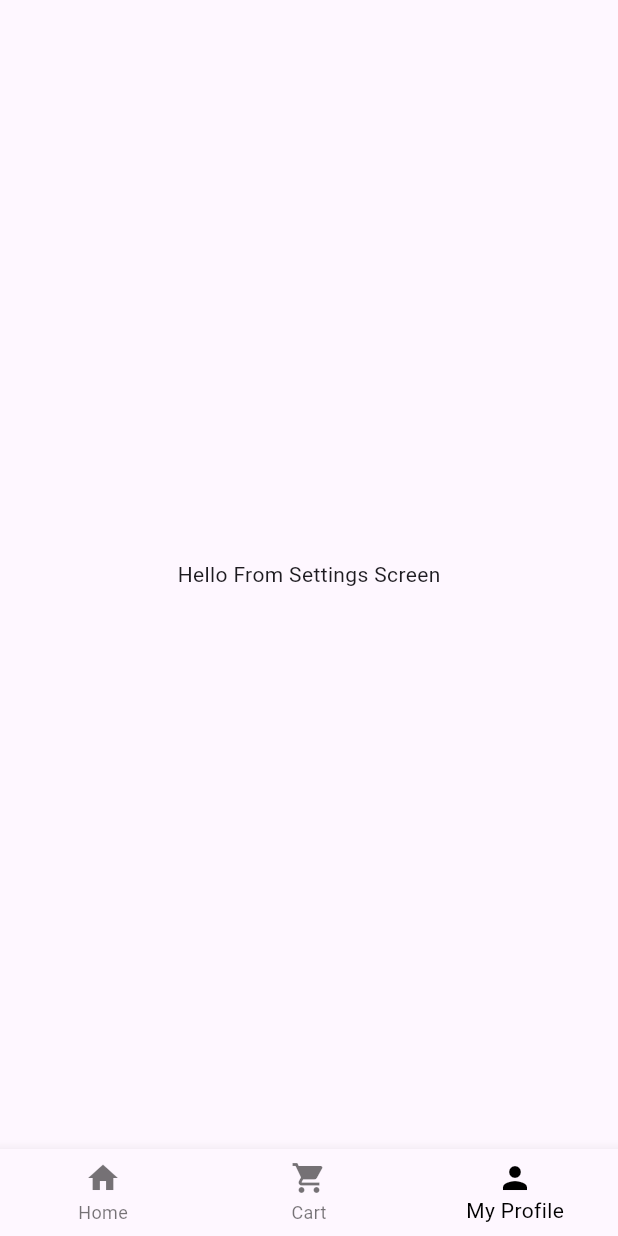
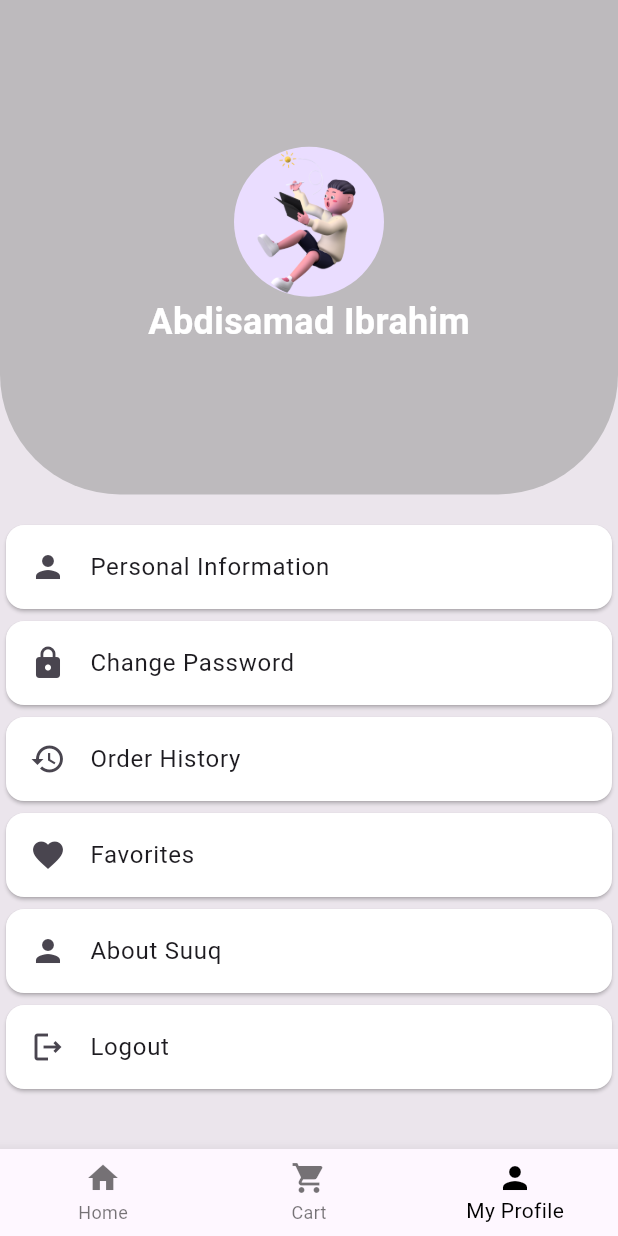
Before and after one commit to Semedii/Suuq, a Flutter app: the screen it shows once a user with an empty profile is signed in, item 3 of the bottom bar chosen, on a phone screen of 412 x 824 dp. Run offline on Flutter 3.47's test engine with Material 3 defaults, Android fonts, the phone set to English and light mode, and no system bars; our stand-ins replace auto_route, dots_indicator, firebase_auth, firebase_core, flutter_riverpod, fluttertoast and 2 more; accounts and stored records are empty; generated files the repository leaves out were written again; network calls fail.

Commit message:
created app colors

```diff
--- a/lib/components/app_textfield.dart
+++ b/lib/components/app_textfield.dart
@@ -1,4 +1,5 @@
 import 'package:flutter/material.dart';
+import 'package:suuq/utils/app_colors.dart';
 import 'package:suuq/utils/app_styles.dart';
 
 class AppTextField extends StatelessWidget {
@@ -53,7 +54,7 @@ class AppTextField extends StatelessWidget {
 
   OutlineInputBorder _getBorder() {
     return OutlineInputBorder(
-      borderSide: const BorderSide(color: Colors.black),
+      borderSide: const BorderSide(color: AppColors.black),
       borderRadius: BorderRadius.circular(12),
     );
   }
--- a/lib/pages/homepage/home_page.dart
+++ b/lib/pages/homepage/home_page.dart
@@ -4,6 +4,7 @@ import 'package:flutter/material.dart';
 import 'package:suuq/components/item_card.dart';
 import 'package:suuq/models/item.dart';
 import 'package:suuq/pages/homepage/home_page_app_bar.dart';
+import 'package:suuq/utils/app_colors.dart';
 import 'package:suuq/utils/app_styles.dart';
 
 @RoutePage()
@@ -47,14 +48,14 @@ class HomePage extends StatelessWidget {
               Text(
                 nicheName,
                 style: const TextStyle(
-                  color: Colors.black,
+                  color: AppColors.black,
                   fontWeight: FontWeight.bold,
                 ),
               ),
               const Text(
                 "Show All",
                 style:
-                    TextStyle(color: Colors.green, fontWeight: FontWeight.bold),
+                    TextStyle(color: AppColors.green, fontWeight: FontWeight.bold),
               )
             ],
           ),
--- a/lib/pages/main_page.dart
+++ b/lib/pages/main_page.dart
@@ -3,6 +3,8 @@ import 'package:flutter/material.dart';
 import 'package:flutter_riverpod/flutter_riverpod.dart';
 import 'package:suuq/notifiers/bottomNavBar/bottom_nav_bar_notifier.dart';
 import 'package:suuq/pages/homepage/home_page.dart';
+import 'package:suuq/pages/my_profile_page.dart';
+import 'package:suuq/utils/app_colors.dart';
 
 @RoutePage()
 class MainPage extends ConsumerWidget {
@@ -16,20 +18,19 @@ class MainPage extends ConsumerWidget {
     final bodies = [
       const HomePage(),
       const Center(
-        child: Text('Hello From Favorite Screen'),
-      ),
-      const Center(
         child: Text('Hello From Settings Screen'),
       ),
+      const MyProfilePage(),
     ];
     return Scaffold(
       bottomNavigationBar: BottomNavigationBar(
         currentIndex: indexBottomNavbar,
         onTap: ref.read(bottomNavBarNotifierProvider.notifier).onTap,
-        selectedItemColor: Colors.black,
+        selectedItemColor: AppColors.black,
         items: const [
           BottomNavigationBarItem(icon: Icon(Icons.home), label: "Home"),
-          BottomNavigationBarItem(icon: Icon(Icons.shopping_cart), label: "Cart"),
+          BottomNavigationBarItem(
+              icon: Icon(Icons.shopping_cart), label: "Cart"),
           BottomNavigationBarItem(icon: Icon(Icons.person), label: "My Profile")
         ],
       ),
--- /dev/null
+++ b/lib/pages/my_profile_page.dart
@@ -0,0 +1,106 @@
+import 'package:flutter/material.dart';
+import 'package:suuq/services/auth_service.dart';
+import 'package:suuq/utils/app_colors.dart';
+
+class MyProfilePage extends StatelessWidget {
+  const MyProfilePage({super.key});
+
+  @override
+  Widget build(BuildContext context) {
+    return Scaffold(
+      body: Container(
+        color: AppColors.lightestGrey,
+        child: Column(
+          children: [
+            Expanded(
+              child: Stack(
+                children: [
+                  _buildHeader(context),
+                  _buildMenuList(context),
+                ],
+              ),
+            ),
+          ],
+        ),
+      ),
+    );
+  }
+
+  Container _buildHeader(BuildContext context) {
+    return Container(
+      width: double.infinity,
+      height: MediaQuery.of(context).size.height * .4,
+      decoration: _buildHeaderDecoration(),
+      child: Column(
+        mainAxisAlignment: MainAxisAlignment.center,
+        children: [_buildAvatar(), _buildusername()],
+      ),
+    );
+  }
+
+  CircleAvatar _buildAvatar() {
+    return const CircleAvatar(
+      backgroundImage: AssetImage("assets/images/boy.png"),
+      radius: 50,
+    );
+  }
+
+  BoxDecoration _buildHeaderDecoration() {
+    return BoxDecoration(
+      color: AppColors.lighterGrey,
+      borderRadius: const BorderRadius.only(
+        bottomLeft: Radius.circular(80),
+        bottomRight: Radius.circular(80),
+      ),
+    );
+  }
+
+  Text _buildusername() {
+    return const Text(
+      "Abdisamad Ibrahim",
+      style: TextStyle(
+        fontSize: 24,
+        fontWeight: FontWeight.bold,
+        color: AppColors.white,
+      ),
+    );
+  }
+
+  Positioned _buildMenuList(
+    BuildContext context,
+  ) {
+    return Positioned(
+        top: MediaQuery.of(context).size.height * .42,
+        child: SizedBox(
+          height: MediaQuery.of(context).size.height * .6,
+          width: MediaQuery.of(context).size.width,
+          child: SingleChildScrollView(
+            child: Column(
+              children: [
+                _getMenu(Icons.person, "Personal Information"),
+                _getMenu(Icons.lock, "Change Password"),
+                _getMenu(Icons.history, "Order History"),
+                _getMenu(Icons.favorite, "Favorites"),
+                _getMenu(Icons.person, "About Suuq"),
+                _getMenu(
+                  Icons.logout_outlined,
+                  "Logout",
+                  onTap: AuthService().logout,
+                ),
+              ],
+            ),
+          ),
+        ));
+  }
+
+  Card _getMenu(IconData leadingIcon, String title, {void Function()? onTap}) {
+    return Card(
+      color: AppColors.white,
+      child: ListTile(
+        onTap: onTap,
+        leading: Icon(leadingIcon),
+        title: Text(title),
+      ),
+    );
+  }
+}
--- a/lib/pages/signup_page.dart
+++ b/lib/pages/signup_page.dart
@@ -7,6 +7,7 @@ import 'package:suuq/components/app_textfield.dart';
 import 'package:suuq/notifiers/signup/signup_notifier.dart';
 import 'package:suuq/notifiers/signup/signup_state.dart';
 import 'package:suuq/router/app_router.gr.dart';
+import 'package:suuq/utils/app_colors.dart';
 import 'package:suuq/utils/app_styles.dart';
 import 'package:suuq/utils/field_validators.dart';
 import 'package:flutter_gen/gen_l10n/app_localizations.dart';
@@ -171,11 +172,11 @@ class SignupPage extends ConsumerWidget {
         children: [
           TextSpan(
               text: localizations.iAccept,
-              style: const TextStyle(color: Colors.black)),
+              style: const TextStyle(color: AppColors.black)),
           TextSpan(
             text: localizations.termsAndConditions,
             style: const TextStyle(
-                color: Colors.black,
+                color: AppColors.black,
                 fontWeight: FontWeight.bold,
                 decoration: TextDecoration.underline),
           ),
--- /dev/null
+++ b/lib/utils/app_colors.dart
@@ -0,0 +1,11 @@
+import 'package:flutter/material.dart';
+
+class AppColors {
+  static const darkGrey = Color.fromARGB(255, 86, 86, 86);
+  static const white = Colors.white;
+  static const black = Colors.black;
+  static const green = Colors.green;
+  static Color lightGrey = Colors.grey.withOpacity(0.8);
+  static Color lighterGrey = Colors.grey.withOpacity(0.6);
+  static Color lightestGrey = Colors.grey.withOpacity(0.2);
+}
--- a/lib/utils/app_theme.dart
+++ b/lib/utils/app_theme.dart
@@ -1,4 +1,5 @@
 import 'package:flutter/material.dart';
+import 'package:suuq/utils/app_colors.dart';
 
 class AppTheme{
   static ThemeData appThemeData = ThemeData(
@@ -6,7 +7,7 @@ class AppTheme{
     appBarTheme: const AppBarTheme(
       elevation: 0,
       centerTitle: true,
-      backgroundColor: Colors.white,
+      backgroundColor: AppColors.white,
     )
   );
 }
```
Also changed, not shown: lib/components/app_button.dart (+4 -7 lines), lib/components/item_card.dart (+4 -3 lines), lib/pages/homepage/home_page_app_bar.dart (+5 -4 lines), lib/pages/welcome_page.dart (+5 -4 lines).
